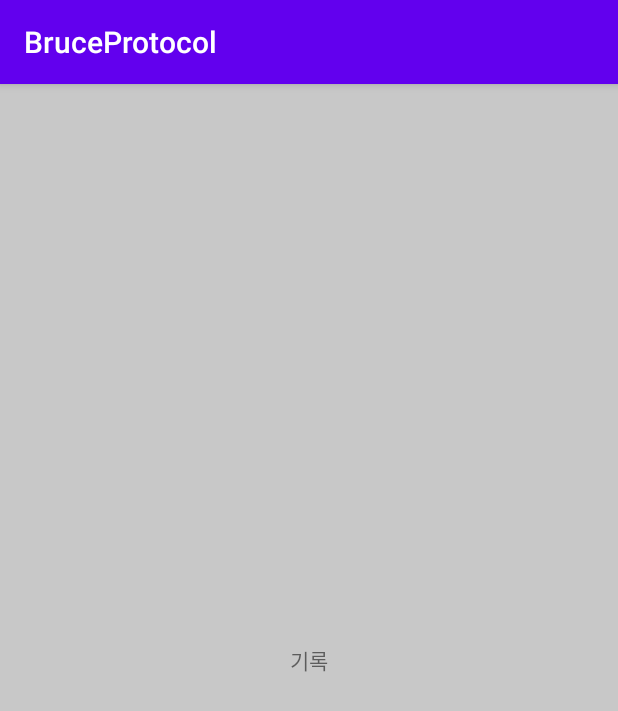
After one commit to woocheolKim/BruceProtocol, an Android app: the fragment RecordFragment shown on its own in the app's theme, on a phone screen of 412 x 824 dp. The commit adds this screen. Shown: the top 711 px of the screen. Run offline under Robolectric (Android 15) with nearby library versions, the phone set to English and light mode, and no system bars.

Commit message:
2020-05-08 탭 프래그먼트 구현, 데이터 바인딩 적용

```diff
--- a/app/src/main/AndroidManifest.xml
+++ b/app/src/main/AndroidManifest.xml
@@ -3,6 +3,7 @@
     package="com.example.bruceprotocol">
 
     <application
+        android:name=".Tools.BaseApplication"
         android:allowBackup="true"
         android:icon="@mipmap/ic_launcher"
         android:label="@string/app_name"
--- /dev/null
+++ b/app/src/main/java/com/example/bruceprotocol/RecordFragment.java
@@ -0,0 +1,28 @@
+package com.example.bruceprotocol;
+
+import android.os.Bundle;
+
+import androidx.fragment.app.Fragment;
+
+import android.view.LayoutInflater;
+import android.view.View;
+import android.view.ViewGroup;
+
+
+/**
+ * A simple {@link Fragment} subclass.
+ */
+public class RecordFragment extends Fragment {
+
+    public RecordFragment() {
+        // Required empty public constructor
+    }
+
+
+    @Override
+    public View onCreateView(LayoutInflater inflater, ViewGroup container,
+                             Bundle savedInstanceState) {
+        // Inflate the layout for this fragment
+        return inflater.inflate(R.layout.fragment_record, container, false);
+    }
+}
--- a/app/src/main/res/layout/activity_main.xml
+++ b/app/src/main/res/layout/activity_main.xml
@@ -1,7 +1,8 @@
 <?xml version="1.0" encoding="utf-8"?>
-<RelativeLayout xmlns:android="http://schemas.android.com/apk/res/android"
+<layout xmlns:android="http://schemas.android.com/apk/res/android"
     xmlns:app="http://schemas.android.com/apk/res-auto"
-    xmlns:tools="http://schemas.android.com/tools"
+    xmlns:tools="http://schemas.android.com/tools">
+    <RelativeLayout
         android:layout_width="match_parent"
         android:layout_height="match_parent"
         tools:context=".MainActivity">
@@ -28,3 +29,4 @@
             app:bubbletab_vertical_padding="10dp">
         </com.fxn.BubbleTabBar>
     </RelativeLayout>
+</layout>
--- /dev/null
+++ b/app/src/main/res/layout/fragment_record.xml
@@ -0,0 +1,13 @@
+<?xml version="1.0" encoding="utf-8"?>
+<RelativeLayout xmlns:android="http://schemas.android.com/apk/res/android"
+    xmlns:tools="http://schemas.android.com/tools"
+    android:layout_width="match_parent"
+    android:layout_height="match_parent"
+    android:background="#C8C8C8"
+    tools:context=".HomeFragment">
+    <TextView
+        android:layout_width="match_parent"
+        android:layout_height="match_parent"
+        android:gravity="center"
+        android:text="@string/menu_record" />
+</RelativeLayout>
--- a/app/src/main/res/menu/main.xml
+++ b/app/src/main/res/menu/main.xml
@@ -1,12 +1,12 @@
 <menu xmlns:android="http://schemas.android.com/apk/res/android">
     <item
-        android:id="@+id/home"
+        android:id="@+id/item_home"
         android:icon="@drawable/ic_home"
         android:title="@string/menu_home"
         android:checked="true"
         android:iconTint="@color/home"/>
     <item
-        android:id="@+id/log"
+        android:id="@+id/item_record"
         android:icon="@drawable/ic_record"
         android:title="@string/menu_record"
         android:iconTint="@color/documents"/>
--- a/app/src/main/res/values/strings.xml
+++ b/app/src/main/res/values/strings.xml
@@ -3,4 +3,7 @@
 
     <string name="menu_home">홈</string>
     <string name="menu_record">기록</string>
+
+    <!-- TODO: Remove or change this placeholder text -->
+    <string name="hello_blank_fragment">Hello blank fragment</string>
 </resources>
```
Also changed, not shown: app/build.gradle (+6 -1 lines), app/src/main/java/com/example/bruceprotocol/HomeFragment.java (added, +28 -0 lines), app/src/main/java/com/example/bruceprotocol/MainActivity.java (+58 -1 lines), app/src/main/java/com/example/bruceprotocol/Tools/BaseApplication.java (added, +74 -0 lines), app/src/main/java/com/example/bruceprotocol/Tools/Dlog.java (added, +52 -0 lines), app/src/main/res/layout/fragment_home.xml (added, +13 -0 lines). Lines whose indentation alone changed are shown as unchanged.
